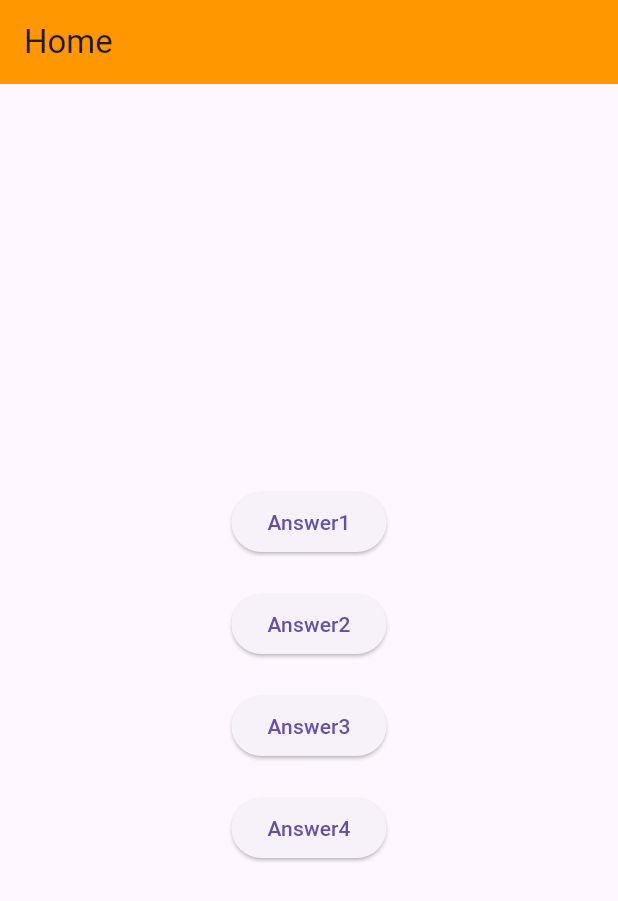
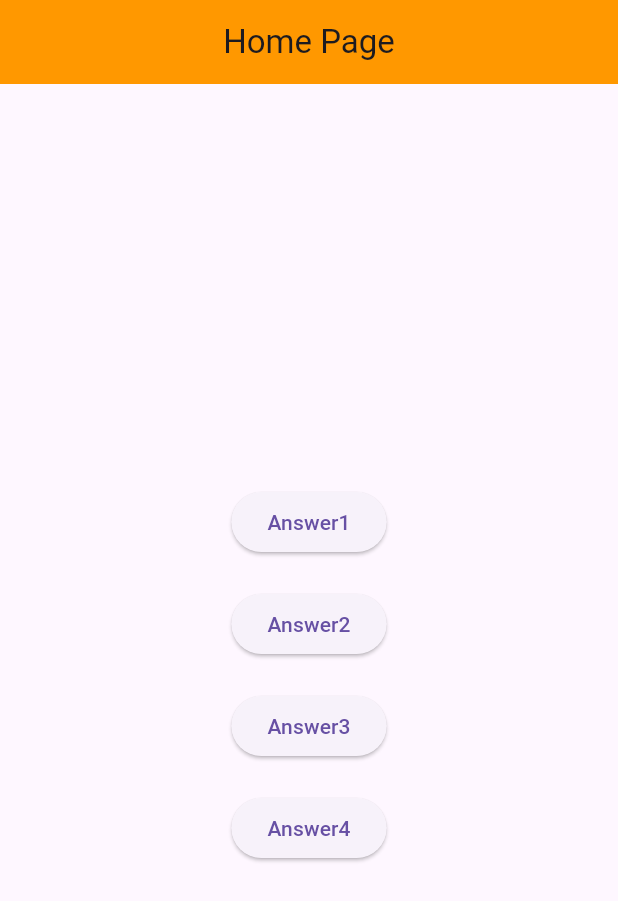
Before and after one commit to Meathawat/mobile_app, a Flutter app: the HomePage screen opened directly, on a phone screen of 412 x 824 dp. Shown: the top 901 px of the screen. Run offline on Flutter 3.47's test engine with Material 3 defaults, Android fonts, the light colour scheme and no system bars.

Commit message:
Week3 Lab

```diff
--- a/lib/Home_page.dart
+++ b/lib/page_answer/Answer_portal.dart
@@ -1,8 +1,8 @@
 import 'package:flutter/material.dart';
-import 'page_answer/Answer1.dart';
-import 'page_answer/Answer2.dart';
-import 'page_answer/Answer3.dart';
-import 'page_answer/Answer4.dart';
+import 'Answer1.dart';
+import 'Answer2.dart';
+import 'Answer3.dart';
+import 'Answer4.dart';
 
 void main() {
   runApp(MainApp());
@@ -23,8 +23,9 @@ class HomePage extends StatelessWidget {
   Widget build(BuildContext context) {
     return Scaffold(
       appBar: AppBar(
-        title: Text('Home'),
+        title: Text('Home Page'),
         backgroundColor: Colors.orange,
+        centerTitle: true,
       ),
       body: Center(
         child: Column(
--- a/lib/page_answer/answer2.dart
+++ b/lib/page_answer/answer2.dart
@@ -32,10 +32,8 @@ class SocialMediaPost extends StatelessWidget {
       padding: const EdgeInsets.all(16.0),
       child: Column(
         children: [
-          // Row for profile picture and user details
           Row(
             children: [
-              // Profile picture
               Container(
                 width: 50,
                 height: 50,
@@ -45,7 +43,6 @@ class SocialMediaPost extends StatelessWidget {
                 ),
               ),
               const SizedBox(width: 10),
-              // User details
               Column(
                 crossAxisAlignment: CrossAxisAlignment.start,
                 children: const [
@@ -63,14 +60,12 @@ class SocialMediaPost extends StatelessWidget {
             ],
           ),
           const SizedBox(height: 20),
-          // Post content
           Container(
             width: double.infinity,
             height: 200,
             color: Colors.grey[300],
           ),
           const SizedBox(height: 20),
-          // Row for action buttons
           Row(
             mainAxisAlignment: MainAxisAlignment.spaceBetween,
             children: [
--- a/lib/page_answer/answer3.dart
+++ b/lib/page_answer/answer3.dart
@@ -1,4 +1,5 @@
 import 'package:flutter/material.dart';
+import 'package:flutter_test_1/page_answer/Answer_portal.dart';
 
 class Answer3 extends StatelessWidget {
   @override
@@ -25,7 +26,10 @@ class ProductLayout extends StatelessWidget {
         leading: IconButton(
           icon: const Icon(Icons.arrow_back),
           onPressed: () {
-            Navigator.pop(context);
+            Navigator.pushReplacement(
+              context,
+              MaterialPageRoute(builder: (context) => MainApp()),
+            );
           },
         ),
       ),
```
Also changed, not shown: lib/page_answer/answer4.dart (+5 -4 lines).
